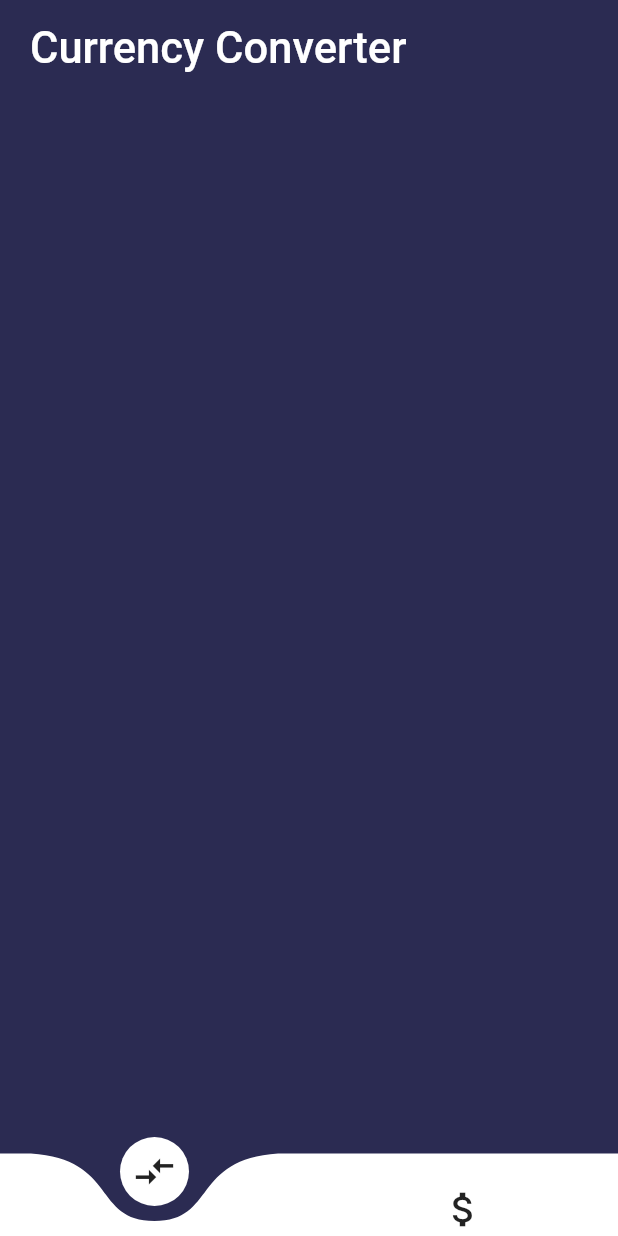
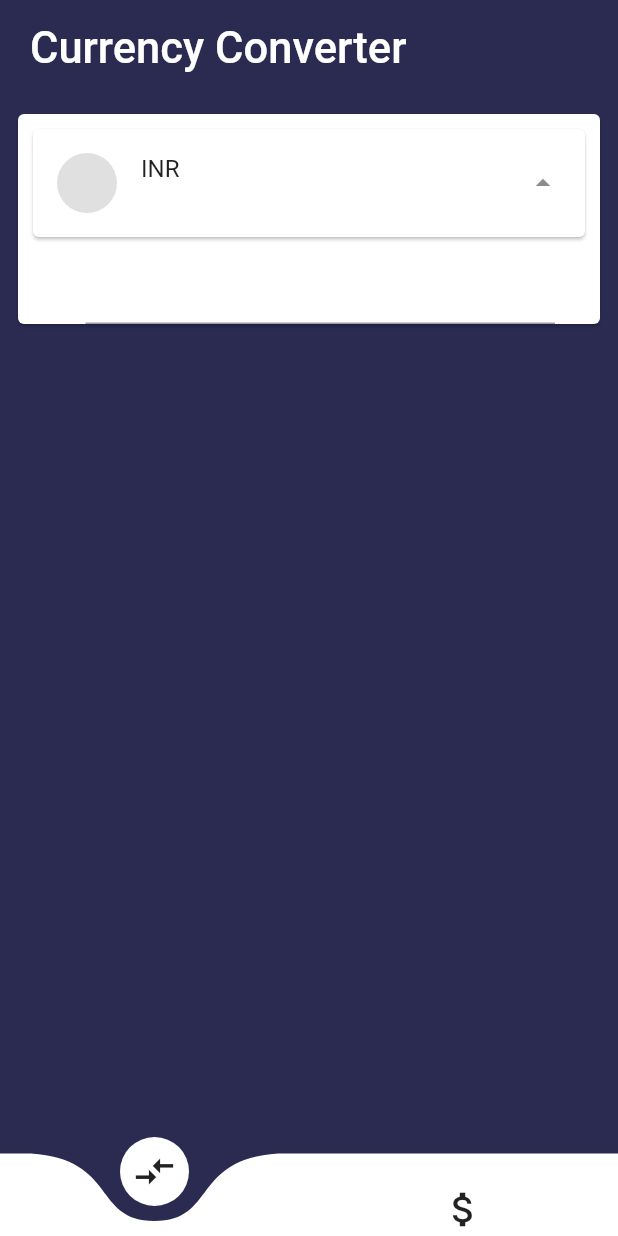
Before and after one commit to Rajdeep-Ray/Currency-Convertor-App, a Flutter app: the screen it shows after launch, on a phone screen of 412 x 824 dp. Run offline on Flutter 3.47's test engine with Material 2 defaults, Android fonts, the phone set to English and light mode, and no system bars; drawn by our look-alikes of curved_navigation_bar; network calls fail.

Commit message:
commit to 'master'

```diff
--- a/lib/main.dart
+++ b/lib/main.dart
@@ -67,7 +67,7 @@ class _MyHomePageState extends State<MyHomePage> {
             });
           },
           children: [
-            MyConvert(),
+            MyConvert(fromCode: "INR",tocode: "USD",),
             MyExchange(startDate: '2020-05-06', endDate:'2020-05-07',),
           ],
         ),
--- a/lib/screens/convert.dart
+++ b/lib/screens/convert.dart
@@ -1,18 +1,49 @@
+import 'dart:convert';
+
 import 'package:flutter/material.dart';
-
+import 'package:http/http.dart' as http;
 import './country_list.dart';
 
 class MyConvert extends StatefulWidget {
+  final String tocode, fromCode;
+  MyConvert({@required this.fromCode, @required this.tocode});
   @override
   _MyConvertState createState() => _MyConvertState();
 }
 
+final myAmountController = TextEditingController();
+
 class _MyConvertState extends State<MyConvert> {
+  String baseCode, baseCurrncy = "", baseSymbol = "";
+  String toCode;
+  var data;
+  Future<void> makeRequest(fromCode, toCode) async {
+    String url =
+        'https://api.exchangeratesapi.io/latest?base=$fromCode&symbols=$toCode';
+    var response = await http
+        .get(Uri.encodeFull(url), headers: {"Accept": "application/json"});
+    setState(() {
+      data = jsonDecode(response.body);
+    });
+  }
+
+  @override
+  void initState() {
+    setState(() {
+      baseCode = widget.fromCode;
+      toCode = widget.tocode;
+    });
+    makeRequest(baseCode, toCode);
+    super.initState();
+  }
+
   @override
   Widget build(BuildContext context) {
+    print(data);
     return Container(
       color: Color(0xFF2B2B52),
       child: Column(
+        mainAxisSize: MainAxisSize.min,
         children: [
           Container(
             padding: EdgeInsets.symmetric(vertical: 15, horizontal: 20),
@@ -28,13 +59,74 @@ class _MyConvertState extends State<MyConvert> {
           ),
           Column(
             children: [
-              //remaining
+              Padding(
+                padding: const EdgeInsets.all(8.0),
+                child: Card(
+                  child: Column(
+                    crossAxisAlignment: CrossAxisAlignment.start,
+                    mainAxisSize: MainAxisSize.min,
+                    children: [
+                      Card(
+                        margin: EdgeInsets.all(10),
+                        child: ListTile(
+                          leading: CircleAvatar(
+                            backgroundColor: Colors.black12,
+                            foregroundColor: Colors.black,
+                            child: Text(
+                              baseSymbol,
+                              style: TextStyle(fontSize: 22),
+                            ),
+                          ),
+                          title: Text(baseCode),
+                          subtitle: Text(baseCurrncy),
+                          trailing: Icon(Icons.arrow_drop_up),
+                          onTap: () => Navigator.push(
+                            context,
+                            MaterialPageRoute(
+                              builder: (context) => _currencySelect(),
+                            ),
+                          ),
+                        ),
+                      ),
+                      Row(
+                        mainAxisSize: MainAxisSize.min,
+                        mainAxisAlignment: MainAxisAlignment.start,
+                        children: [
+                          SizedBox(
+                            width: 30,
+                          ),
+                          Text(
+                            baseSymbol,
+                            style: TextStyle(fontSize: 30),
+                          ),
+                          SizedBox(
+                            width: 15,
+                          ),
+                          Flexible(
+                            child: TextField(
+                              controller: myAmountController,
+                              keyboardType: TextInputType.number,
+                              onChanged: (text) {
+                                print("First text field: $text");
+                              },
+                            ),
+                          ),
+                          SizedBox(
+                            width: 30,
+                          ),
+                        ],
+                      )
+                    ],
+                  ),
+                ),
+              ),
             ],
           )
         ],
       ),
     );
   }
+
   Widget _currencySelect() {
     return Scaffold(
       appBar: AppBar(
@@ -71,15 +163,14 @@ class _MyConvertState extends State<MyConvert> {
                           style: TextStyle(color: Colors.black, fontSize: 15),
                         ),
                         onTap: () {
-                          // setState(() {
-                          //   baseCode = e.code;
-                          //   baseCurrncy = e.currency;
-                          //   baseSymbol = e.symbol;
-                          // });
-                          // data = null;
-                          // makeRequest(
-                          //     widget.startDate, widget.endDate, baseCode);
-                          // Navigator.pop(context);
+                          setState(() {
+                            baseCode = e.code;
+                            baseCurrncy = e.currency;
+                            baseSymbol = e.symbol;
+                          });
+                          data = null;
+                          //makeRequest(widget.startDate, widget.endDate, baseCode);
+                          Navigator.pop(context);
                         },
                       ),
                       Divider()
--- a/lib/screens/exchange.dart
+++ b/lib/screens/exchange.dart
@@ -64,7 +64,7 @@ class _MyExchangeState extends State<MyExchange> {
               ),
               title: Text(baseCode),
               subtitle: Text(baseCurrncy),
-              trailing: Icon(Icons.expand_less),
+              trailing: Icon(Icons.arrow_drop_up),
               onTap: () => Navigator.push(
                 context,
                 MaterialPageRoute(
```
